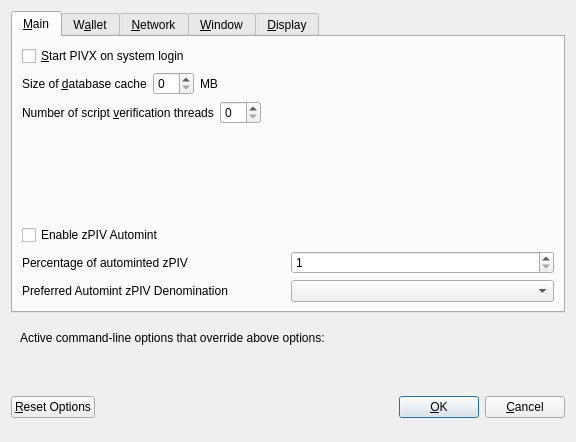
zefreelance2012/RUPX, file src/qt/forms/optionsdialog.ui: the form before one commit.
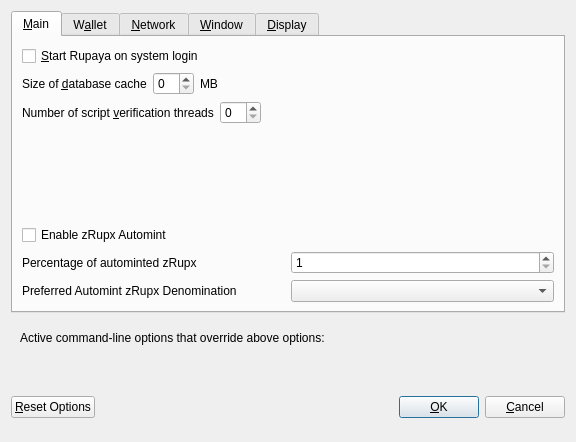
The form after the commit. Custom widgets are drawn as their Qt base class.

```diff
--- a/src/qt/forms/optionsdialog.ui
+++ b/src/qt/forms/optionsdialog.ui
@@ -33,7 +33,7 @@
           <string>Automatically start PIVX after logging in to the system.</string>
          </property>
          <property name="text">
-          <string>&amp;Start PIVX on system login</string>
+          <string>&amp;Start Rupaya on system login</string>
          </property>
         </widget>
        </item>
@@ -139,7 +139,7 @@
           <enum>Qt::LeftToRight</enum>
          </property>
          <property name="text">
-          <string>Enable zPIV Automint</string>
+          <string>Enable zRupx Automint</string>
          </property>
         </widget>
        </item>
@@ -151,7 +151,7 @@
             <string>Percentage of incoming PIV which get automatically converted to zPIV via Zerocoin Protocol (min: 10%)</string>
            </property>
            <property name="text">
-            <string>Percentage of autominted zPIV</string>
+            <string>Percentage of autominted zRupx</string>
            </property>
           </widget>
          </item>
@@ -184,7 +184,7 @@
             <string>Wait with automatic conversion to Zerocoin until enough PIV for this denomination is available</string>
            </property>
            <property name="text">
-            <string>Preferred Automint zPIV Denomination</string>
+            <string>Preferred Automint zRupx Denomination</string>
            </property>
           </widget>
          </item>
```
Left out of the diff: 18 changed lines with no effect on the pictures.
